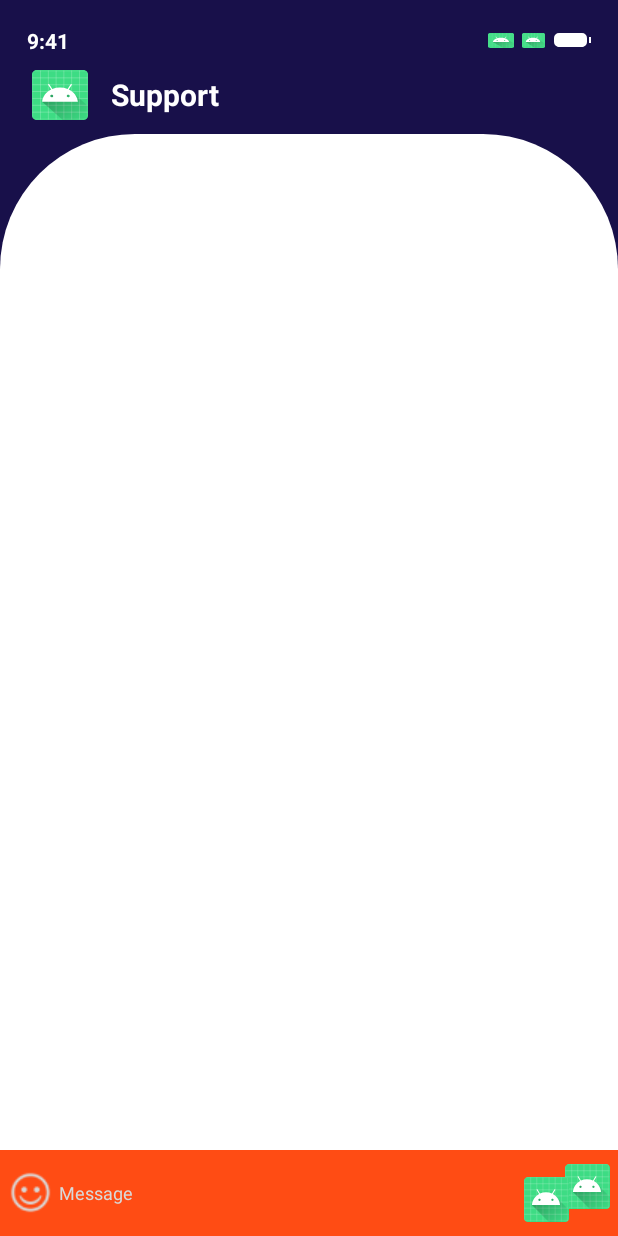
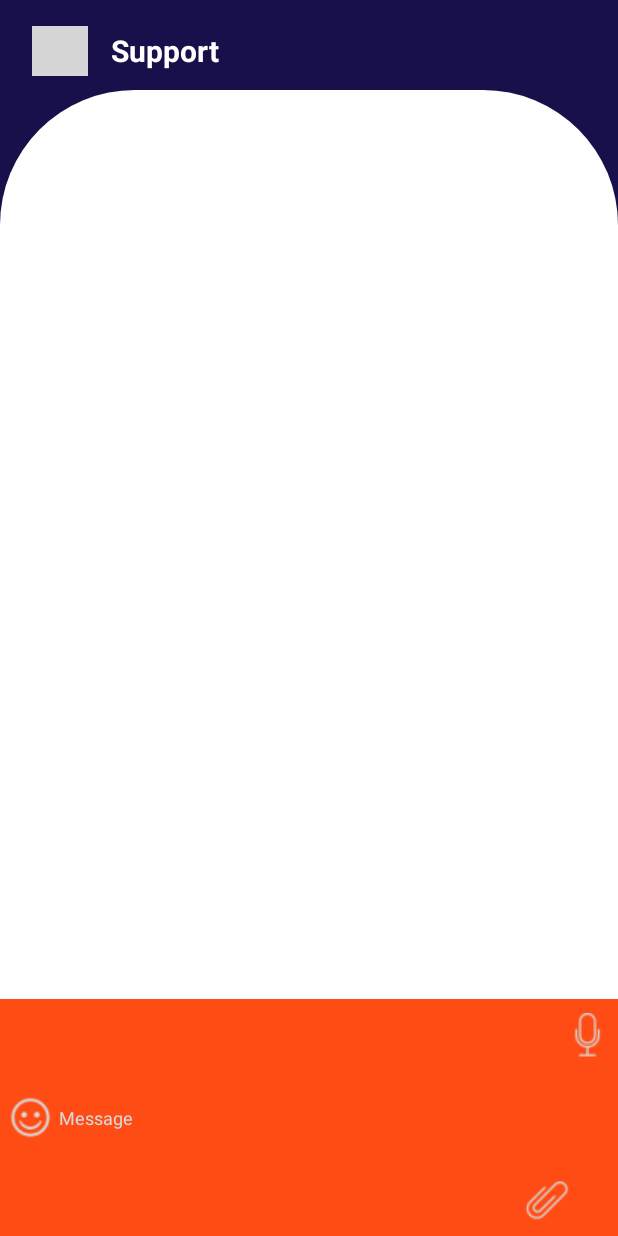
Before and after one commit to Anas-Da/freelancing-app, an Android app: the layout activity_android_small_42.xml on its own in the app's theme, with its tools: preview values and no code run, on a phone screen of 412 x 824 dp. Run offline under Robolectric (Android 15) with nearby library versions, the phone set to English and light mode, and no system bars; grey boxes are pictures that could not be loaded.

Commit message:
arrow back

```diff
--- a/app/src/main/res/layout/activity_android_small_42.xml
+++ b/app/src/main/res/layout/activity_android_small_42.xml
@@ -24,66 +24,6 @@
 			android:clipToPadding="false"
 			android:orientation="vertical">
 			<LinearLayout
-				android:id="@+id/ryajm8elbdjq"
-				android:layout_width="match_parent"
-				android:layout_height="wrap_content"
-				android:gravity="center_vertical"
-				android:layout_marginBottom="10dp"
-				android:layout_marginHorizontal="18dp"
-				android:orientation="horizontal">
-				<TextView
-					android:id="@+id/rvj2mylblajq"
-					android:textColor="#ffffff"
-					android:textSize="14sp"
-					android:textStyle="bold"
-					android:layout_marginEnd="4dp"
-					android:layout_height="wrap_content"
-					android:layout_width="match_parent"
-					android:layout_weight="1"
-					android:text="9:41"
-				/>
-				<ImageView
-					android:id="@+id/r32gk6ju5mqq"
-					android:layout_width="17dp"
-					android:layout_height="10dp"
-					android:layout_marginEnd="5dp"
-					android:src="@mipmap/ic_launcher"
-					android:scaleType="fitXY"
-				/>
-				<ImageView
-					android:id="@+id/r00yilxxzxy73"
-					android:layout_width="15dp"
-					android:layout_height="10dp"
-					android:layout_marginEnd="6dp"
-					android:src="@mipmap/ic_launcher"
-					android:scaleType="fitXY"
-				/>
-				<LinearLayout
-					android:id="@+id/rjd4pgaxu5bl"
-					android:layout_width="22dp"
-					android:layout_height="wrap_content"
-					android:background="@drawable/sffffffffsw1cr2_6666667461395264bffffffff"
-					android:paddingHorizontal="2dp"
-					android:layout_marginEnd="1dp"
-					android:orientation="vertical">
-					<LinearLayout
-						android:id="@+id/rjv2dqh55f2m"
-						android:layout_width="match_parent"
-						android:layout_height="7dp"
-						android:background="@drawable/cr1_3333333730697632bffffffff"
-						android:layout_marginTop="2dp"
-						android:orientation="vertical">
-					</LinearLayout>
-				</LinearLayout>
-				<LinearLayout
-					android:id="@+id/rj0ypm85jo0i"
-					android:layout_width="1dp"
-					android:layout_height="4dp"
-					android:background="#FFffffff"
-					android:orientation="vertical">
-				</LinearLayout>
-			</LinearLayout>
-			<LinearLayout
 				android:id="@+id/rx47hcbrvaf"
 				android:layout_width="match_parent"
 				android:layout_height="wrap_content"
@@ -96,7 +36,7 @@
 					android:layout_width="37dp"
 					android:layout_height="33dp"
 					android:layout_marginEnd="15dp"
-					android:src="@mipmap/ic_launcher"
+					android:src="@drawable/arrow_back"
 					android:scaleType="fitXY"
 				/>
 				<TextView
@@ -121,16 +61,7 @@
 				android:orientation="vertical"
 				android:paddingTop="606dp">
 
-				<TextView
-					android:id="@+id/r0orpsjfyg6z"
-					android:layout_width="wrap_content"
-					android:layout_height="wrap_content"
-					android:layout_marginStart="163dp"
-					android:layout_marginBottom="49dp"
-					android:text="Send"
-					android:textColor="#ffffff"
-					android:textSize="16sp"
-					android:textStyle="bold" />
+
 
 				<LinearLayout
 					android:id="@+id/rhd8362etmg"
@@ -186,7 +117,7 @@
 								android:layout_width="match_parent"
 								android:layout_height="30dp"
 								android:scaleType="fitXY"
-								android:src="@mipmap/ic_launcher" />
+								android:src="@drawable/microphone" />
 						</LinearLayout>
 
 						<ImageView
@@ -197,7 +128,7 @@
 							android:layout_marginStart="-27dp"
 							android:layout_marginBottom="0dp"
 							android:scaleType="fitXY"
-							android:src="@mipmap/ic_launcher" />
+							android:src="@drawable/attachment" />
 					</RelativeLayout>
 				</LinearLayout>
 			</LinearLayout>
```
Also changed, not shown: app/src/main/res/mipmap-xxxhdpi/smile.png (deleted).
